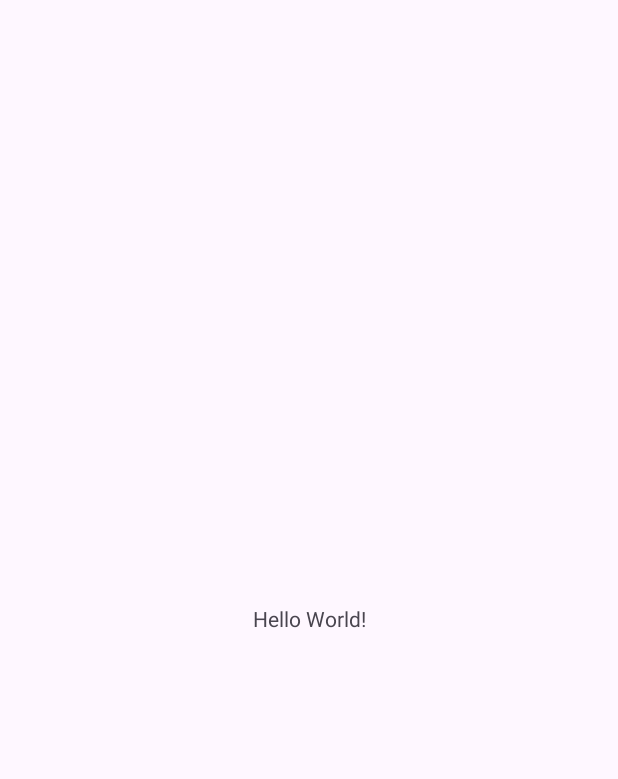
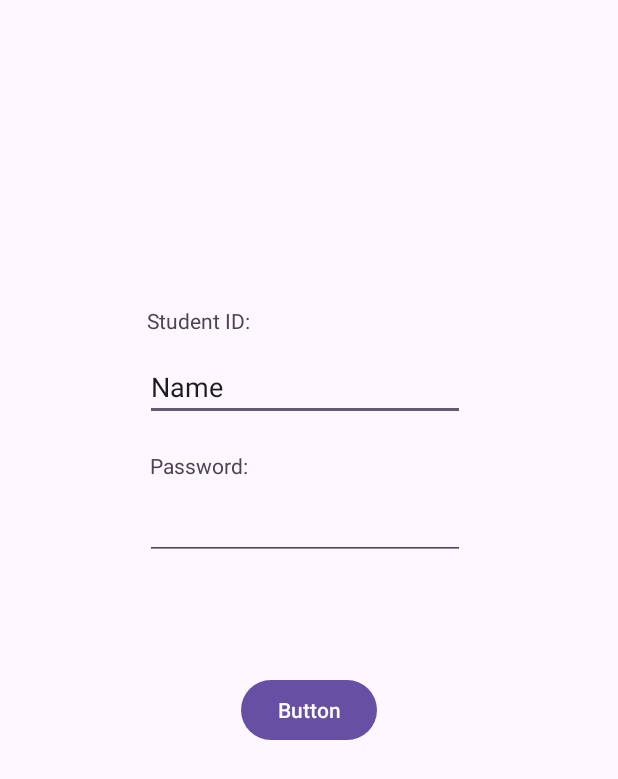
Before and after one commit to ruaidusmani/Classroom-Attendance-Tracker, an Android app: the screen it shows after launch (MainActivity before the commit, LoginActivity after it), on a phone screen of 412 x 824 dp. Before the commit the part shown is almost empty. Shown: the top 779 px of the screen. Run offline under Robolectric (Android 15) with nearby library versions, the phone set to English and light mode, and no system bars.

Commit message:
Made a simple login page

```diff
--- a/ClassroomAttendanceTracker/app/src/main/AndroidManifest.xml
+++ b/ClassroomAttendanceTracker/app/src/main/AndroidManifest.xml
@@ -13,6 +13,9 @@
         android:theme="@style/Theme.ClassroomAttendanceTracker"
         tools:targetApi="31">
         <activity
+            android:name=".LoginActivity"
+            android:exported="false" />
+        <activity
             android:name=".MainActivity"
             android:exported="true">
             <intent-filter>
--- /dev/null
+++ b/ClassroomAttendanceTracker/app/src/main/java/com/example/classroomattendancetracker/LoginActivity.java
@@ -0,0 +1,41 @@
+package com.example.classroomattendancetracker;
+
+import androidx.appcompat.app.AppCompatActivity;
+
+import android.annotation.SuppressLint;
+import android.os.Bundle;
+import android.text.Editable;
+import android.view.View;
+import android.widget.Button;
+import android.widget.EditText;
+import android.widget.TextView;
+
+public class LoginActivity extends AppCompatActivity {
+
+    Button loginButton;
+    TextView student_ID_TextView, password_TextView;
+    EditText student_ID_EditText, password_EditText;
+
+
+    @Override
+    protected void onCreate(Bundle savedInstanceState) {
+        super.onCreate(savedInstanceState);
+        setContentView(R.layout.activity_login);
+
+        loginButton = (Button) findViewById(R.id.loginButton);
+        student_ID_TextView = (TextView) findViewById(R.id.student_ID_TextView);
+        password_TextView = (TextView) findViewById(R.id.password_TextView);
+        student_ID_EditText = (EditText) findViewById(R.id.student_ID_EditText);
+        password_EditText = (EditText) findViewById(R.id.password_EditText);
+
+        loginButton.setOnClickListener(new View.OnClickListener() {
+            @Override
+            public void onClick(View v) {
+            }
+        });
+
+
+    }
+
+
+}
--- a/ClassroomAttendanceTracker/app/src/main/java/com/example/classroomattendancetracker/MainActivity.java
+++ b/ClassroomAttendanceTracker/app/src/main/java/com/example/classroomattendancetracker/MainActivity.java
@@ -2,6 +2,7 @@ package com.example.classroomattendancetracker;
 
 import androidx.appcompat.app.AppCompatActivity;
 
+import android.content.Intent;
 import android.os.Bundle;
 
 public class MainActivity extends AppCompatActivity {
@@ -10,5 +11,13 @@ public class MainActivity extends AppCompatActivity {
     protected void onCreate(Bundle savedInstanceState) {
         super.onCreate(savedInstanceState);
         setContentView(R.layout.activity_main);
+
+        openNewActivity(LoginActivity.class);
+    }
+
+    public void openNewActivity(Class activity){
+
+        Intent intent = new Intent(getApplicationContext(), activity);
+        startActivity(intent);
     }
 }
--- /dev/null
+++ b/ClassroomAttendanceTracker/app/src/main/res/layout/activity_login.xml
@@ -0,0 +1,72 @@
+<?xml version="1.0" encoding="utf-8"?>
+<androidx.constraintlayout.widget.ConstraintLayout xmlns:android="http://schemas.android.com/apk/res/android"
+    xmlns:app="http://schemas.android.com/apk/res-auto"
+    xmlns:tools="http://schemas.android.com/tools"
+    android:layout_width="match_parent"
+    android:layout_height="match_parent"
+    tools:context=".LoginActivity">
+
+    <TextView
+        android:id="@+id/password_TextView"
+        android:layout_width="wrap_content"
+        android:layout_height="wrap_content"
+        android:layout_marginTop="20dp"
+        android:text="@string/password_TextView"
+        app:layout_constraintEnd_toEndOf="parent"
+        app:layout_constraintHorizontal_bias="0.289"
+        app:layout_constraintStart_toStartOf="parent"
+        app:layout_constraintTop_toBottomOf="@+id/student_ID_EditText" />
+
+    <Button
+        android:id="@+id/loginButton"
+        android:layout_width="wrap_content"
+        android:layout_height="wrap_content"
+        android:layout_marginTop="76dp"
+        android:text="Button"
+        app:layout_constraintEnd_toEndOf="parent"
+        app:layout_constraintHorizontal_bias="0.5"
+        app:layout_constraintStart_toStartOf="parent"
+        app:layout_constraintTop_toBottomOf="@+id/password_EditText" />
+
+    <TextView
+        android:id="@+id/student_ID_TextView"
+        android:layout_width="wrap_content"
+        android:layout_height="wrap_content"
+        android:layout_marginTop="204dp"
+        android:text="@string/student_ID_TextView"
+        app:layout_constraintEnd_toEndOf="parent"
+        app:layout_constraintHorizontal_bias="0.286"
+        app:layout_constraintStart_toStartOf="parent"
+        app:layout_constraintTop_toTopOf="parent" />
+
+    <EditText
+        android:id="@+id/student_ID_EditText"
+        android:layout_width="wrap_content"
+        android:layout_height="wrap_content"
+        android:layout_marginTop="12dp"
+        android:ems="10"
+        android:inputType="text"
+        android:text="Name"
+        app:layout_constraintEnd_toEndOf="parent"
+        app:layout_constraintHorizontal_bias="0.487"
+        app:layout_constraintStart_toStartOf="parent"
+        app:layout_constraintTop_toBottomOf="@+id/student_ID_TextView" />
+
+    <EditText
+        android:id="@+id/password_EditText"
+        android:layout_width="wrap_content"
+        android:layout_height="wrap_content"
+        android:layout_marginTop="8dp"
+        android:ems="10"
+        android:inputType="textPassword"
+        app:layout_constraintEnd_toEndOf="parent"
+        app:layout_constraintHorizontal_bias="0.487"
+        app:layout_constraintStart_toStartOf="parent"
+        app:layout_constraintTop_toBottomOf="@+id/password_TextView" />
+
+    <androidx.constraintlayout.widget.Barrier
+        android:layout_width="wrap_content"
+        android:layout_height="wrap_content"
+        app:barrierDirection="top"
+        app:constraint_referenced_ids="loginButton" />
+</androidx.constraintlayout.widget.ConstraintLayout>
--- a/ClassroomAttendanceTracker/app/src/main/res/values/strings.xml
+++ b/ClassroomAttendanceTracker/app/src/main/res/values/strings.xml
@@ -1,3 +1,7 @@
 <resources>
     <string name="app_name">Classroom Attendance Tracker</string>
+    <string name="activity_login">Activity Login</string>
+    <string name="loginButton">Login</string>
+    <string name="student_ID_TextView">Student ID:</string>
+    <string name="password_TextView">Password:</string>
 </resources>
```
